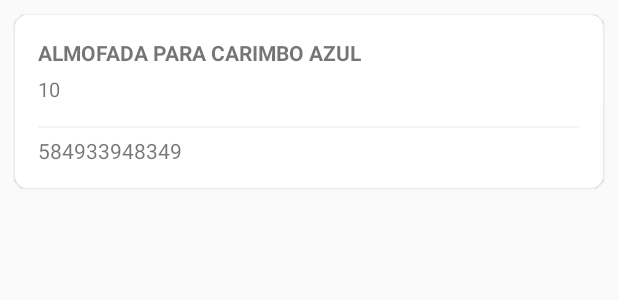
After one commit to luisgouvea/GouveaApp, an Android app: the layout list_item_order_recyclerview.xml on its own in the app's theme, with its tools: preview values and no code run, on a phone screen of 412 x 824 dp. The commit adds this screen. Shown: the top 300 px of the screen. Run offline under Robolectric (Android 15) with nearby library versions, the phone set to English and light mode, and no system bars.

Commit message:
fsd fs f

```diff
--- /dev/null
+++ b/app/src/main/res/drawable/card_bg.xml
@@ -0,0 +1,5 @@
+<?xml version="1.0" encoding="utf-8"?>
+<shape xmlns:android="http://schemas.android.com/apk/res/android" >
+    <solid android:color="#ffffff"/>
+    <corners android:radius="8dp" />
+</shape>
--- /dev/null
+++ b/app/src/main/res/drawable/ic_check.xml
@@ -0,0 +1,5 @@
+<vector android:height="24dp" android:tint="#F5F5F5"
+    android:viewportHeight="24.0" android:viewportWidth="24.0"
+    android:width="24dp" xmlns:android="http://schemas.android.com/apk/res/android">
+    <path android:fillColor="#FF000000" android:pathData="M9,16.17L4.83,12l-1.42,1.41L9,19 21,7l-1.41,-1.41z"/>
+</vector>
--- /dev/null
+++ b/app/src/main/res/drawable/ic_plus.xml
@@ -0,0 +1,6 @@
+<vector android:height="24dp" android:viewportHeight="28.0"
+    android:viewportWidth="28.0" android:width="24dp" xmlns:android="http://schemas.android.com/apk/res/android">
+    <path android:fillColor="#8E8E93" android:fillType="nonZero"
+        android:pathData="M14,0C6.268,0 0,6.268 0,14C0,21.732 6.268,28 14,28C21.732,28 28,21.731 28,14C28,6.269 21.732,0 14,0ZM14,26.25C7.234,26.25 1.75,20.766 1.75,14C1.75,7.234 7.234,1.75 14,1.75C20.766,1.75 26.25,7.234 26.25,14C26.25,20.766 20.766,26.25 14,26.25ZM19.25,13.125L14.875,13.125L14.875,8.75C14.875,8.267 14.483,7.875 14,7.875C13.517,7.875 13.125,8.267 13.125,8.75L13.125,13.125L8.75,13.125C8.267,13.125 7.875,13.517 7.875,14C7.875,14.483 8.267,14.875 8.75,14.875L13.125,14.875L13.125,19.25C13.125,19.733 13.517,20.125 14,20.125C14.483,20.125 14.875,19.733 14.875,19.25L14.875,14.875L19.25,14.875C19.733,14.875 20.125,14.483 20.125,14C20.125,13.517 19.733,13.125 19.25,13.125Z"
+        android:strokeColor="#00000000" android:strokeWidth="1"/>
+</vector>
--- /dev/null
+++ b/app/src/main/res/layout/list_item_order_recyclerview.xml
@@ -0,0 +1,79 @@
+<?xml version="1.0" encoding="utf-8"?>
+<LinearLayout
+    xmlns:android="http://schemas.android.com/apk/res/android" android:layout_width="match_parent"
+    xmlns:app="http://schemas.android.com/apk/res-auto"
+    android:layout_height="wrap_content"
+    android:orientation="vertical">
+
+    <LinearLayout
+        android:id="@+id/userCardContent"
+        android:layout_width="match_parent"
+        android:layout_height="wrap_content"
+        android:orientation="vertical"
+        android:padding="15dp"
+        android:background="@drawable/card_bg"
+        android:layout_margin="10dp"
+        android:elevation="1dp"
+        android:layout_marginBottom="12dp">
+
+        <LinearLayout
+            android:layout_width="match_parent"
+            android:layout_height="wrap_content"
+            android:orientation="horizontal"
+            android:weightSum="1">
+            <LinearLayout
+                android:layout_width="match_parent"
+                android:layout_height="wrap_content"
+                android:orientation="vertical"
+                android:layout_weight="0.5"
+                android:gravity="center_vertical">
+
+                <TextView
+                    android:id="@+id/textViewDescription"
+                    android:layout_width="wrap_content"
+                    android:layout_height="wrap_content"
+                    android:text="ALMOFADA PARA CARIMBO AZUL"
+                    android:textAllCaps="true"
+                    android:textStyle="bold"
+                    android:layout_marginBottom="5dp"/>
+                <TextView
+                    android:id="@+id/textViewQtd"
+                    android:layout_width="wrap_content"
+                    android:layout_height="wrap_content"
+                    android:text="10"
+                    android:layout_marginBottom="10dp"
+                    android:textSize="13sp"/>
+
+
+            </LinearLayout>
+
+
+
+
+        </LinearLayout>
+
+        <LinearLayout
+            android:id="@+id/viewHr"
+            android:layout_width="match_parent"
+            android:layout_height="wrap_content"
+            android:orientation="vertical">
+
+            <!-- HR LINE -->
+            <View
+
+                android:layout_width="fill_parent"
+                android:layout_height="1dip"
+                android:background="@color/lightGray"
+                android:layout_marginBottom="5dp"
+                android:layout_marginTop="5dp"/>
+        </LinearLayout>
+
+        <TextView
+            android:id="@+id/textViewBarcode"
+            android:layout_width="wrap_content"
+            android:layout_height="wrap_content"
+            android:text="584933948349"/>
+
+    </LinearLayout>
+
+</LinearLayout>
--- a/app/src/main/res/values/colors.xml
+++ b/app/src/main/res/values/colors.xml
@@ -4,4 +4,7 @@
     <color name="colorPrimaryDark">#303F9F</color>
     <color name="colorAccent">#FF4081</color>
     <color name="colorVeado">#800080</color>
+    <color name="green">#35877b</color>
+    <color name="white">#f5f5f5</color>
+    <color name="lightGray">#F5F5F5</color>
 </resources>
--- a/app/src/main/res/values/strings.xml
+++ b/app/src/main/res/values/strings.xml
@@ -6,4 +6,5 @@
     <string name="nav_header_subtitle">android.studio@android.com</string>
     <string name="nav_header_desc">Navigation header</string>
     <string name="action_settings">Settings</string>
+    <string name="title_activity_main2">Main2Activity</string>
 </resources>
```
Also changed, not shown: app/src/main/AndroidManifest.xml (+3 -6 lines), app/src/main/java/com/gouvealtda/gouvea/activity/checkOrder/CheckOrderValidationActivity.java (+21 -1 lines), app/src/main/java/com/gouvealtda/gouvea/recyclerView/listItemOrder/ListItemOrderAdapter.java (added, +63 -0 lines), app/src/main/res/layout/algoai.xml (added, +36 -0 lines), app/src/main/res/menu/validation_order.xml (added, +11 -0 lines).
